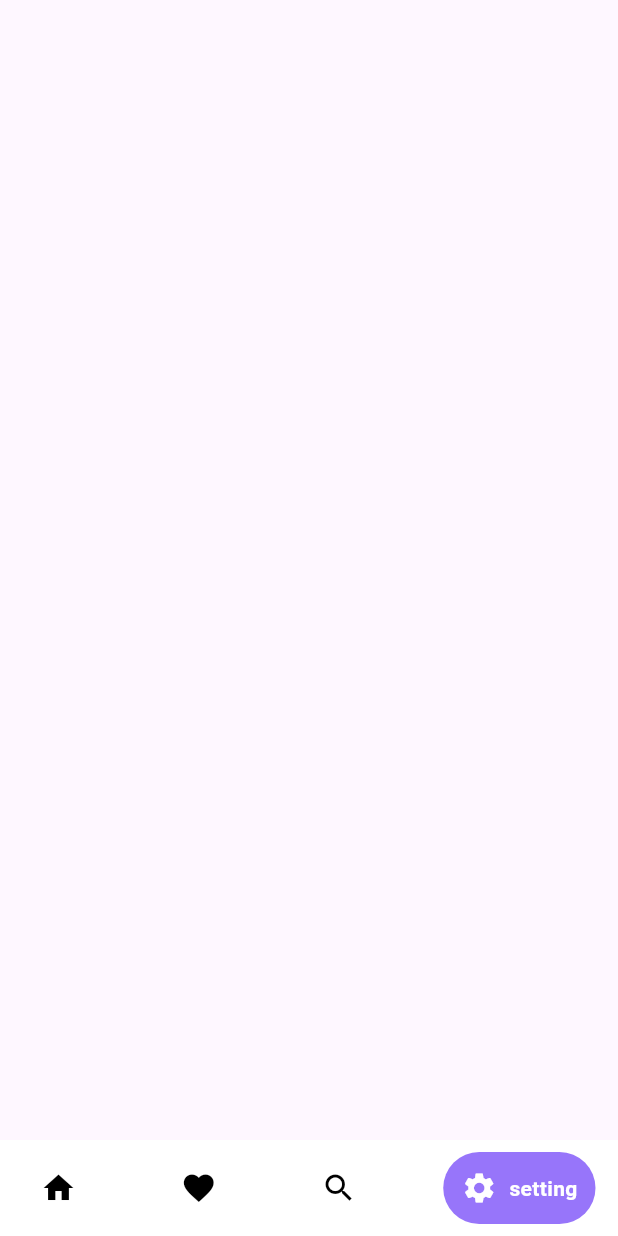
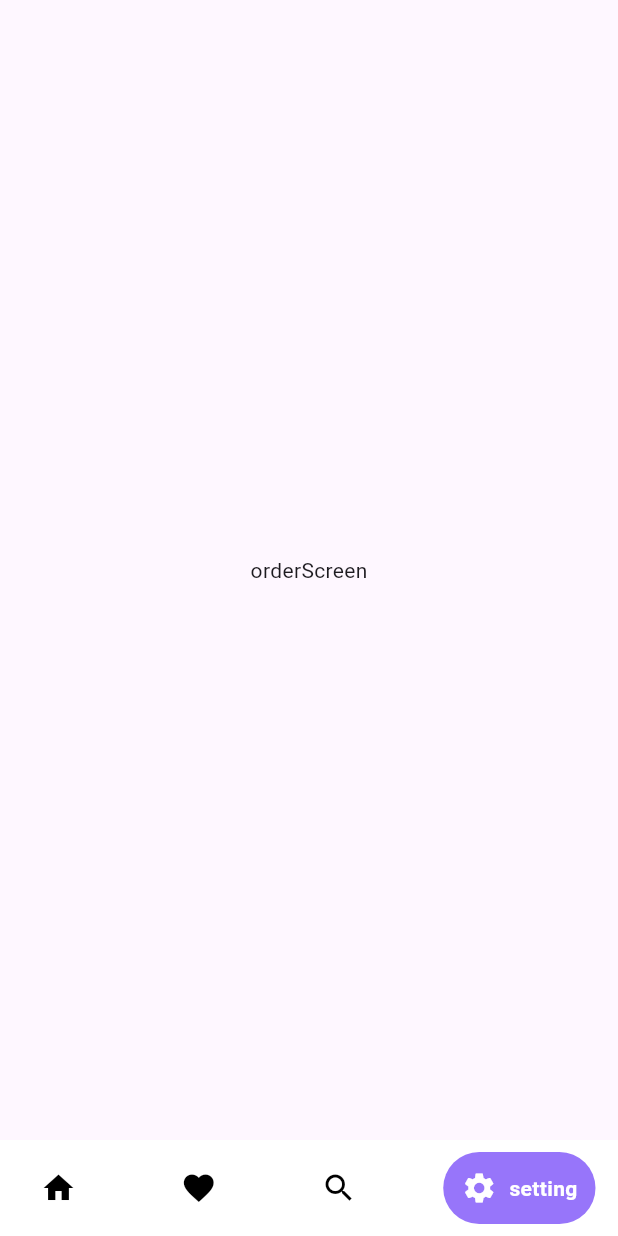
Before and after one commit to MOHAMD-ASHRAF/laza, a Flutter app: the screen it shows after launch, item 4 of the bottom bar chosen, on a phone screen of 412 x 824 dp. Run offline on Flutter 3.47's test engine with Material 2 defaults, Android fonts, the phone set to English and light mode, and no system bars; drawn by our look-alikes of google_nav_bar.

Commit message:
add bottomNavigationBar and navigate between screens

```diff
--- /dev/null
+++ b/lib/features/home/ui/screens/card_screen.dart
@@ -0,0 +1,14 @@
+import 'package:flutter/material.dart';
+
+class CardScreen extends StatelessWidget {
+  const CardScreen({super.key});
+
+  @override
+  Widget build(BuildContext context) {
+    return const Scaffold(
+      body: Center(
+        child: Text('orderScreen'),
+      ),
+    );
+  }
+}
--- a/lib/features/home/ui/screens/main_screen.dart
+++ b/lib/features/home/ui/screens/main_screen.dart
@@ -1,6 +1,10 @@
 import 'package:flutter/material.dart';
 import 'package:google_nav_bar/google_nav_bar.dart';
 import 'package:laza/core/theming/color/my_color.dart';
+import 'package:laza/features/home/ui/screens/card_screen.dart';
+import 'package:laza/features/home/ui/screens/home_screen.dart';
+import 'package:laza/features/home/ui/screens/order_screen.dart';
+import 'package:laza/features/home/ui/screens/wishlist_screen.dart';
 class MainScreen extends StatefulWidget {
   const MainScreen({super.key});
 
@@ -9,16 +13,29 @@ class MainScreen extends StatefulWidget {
 }
 
 class _MainScreenState extends State<MainScreen> {
+
+  int currentTap = 0;
+  final List<Widget> screens = [
+    const HomeScreen(),
+    const WishListScreen(),
+    const OrderScreen(),
+    const CardScreen(),
+  ];
+
   @override
   Widget build(BuildContext context) {
     return Scaffold(
+      body: screens[currentTap],
       bottomNavigationBar: Container(
         color: Colors.white,
         child:  Padding(
           padding: const EdgeInsets.symmetric(horizontal: 15,vertical: 8),
           child: GNav(
+            selectedIndex: currentTap,
             onTabChange: (index){
-              print(index);
+              setState(() {
+                currentTap = index;
+              });
             },
             gap: 8,
             tabBackgroundColor: MyColor.mainColor,
--- /dev/null
+++ b/lib/features/home/ui/screens/order_screen.dart
@@ -0,0 +1,15 @@
+
+import 'package:flutter/material.dart';
+
+class OrderScreen extends StatelessWidget {
+  const OrderScreen({super.key});
+
+  @override
+  Widget build(BuildContext context) {
+    return  const Scaffold(
+      body: Center(
+        child: Text('orderScreen'),
+      ),
+    );
+  }
+}
--- a/lib/main.dart
+++ b/lib/main.dart
@@ -1,5 +1,4 @@
 import 'package:flutter/material.dart';
-import 'package:laza/features/home/ui/screens/home_screen.dart';
 import 'package:laza/features/home/ui/screens/main_screen.dart';
 
 void main() {
```
Also changed, not shown: lib/features/home/ui/screens/wishlist_screen.dart (added, +14 -0 lines).
